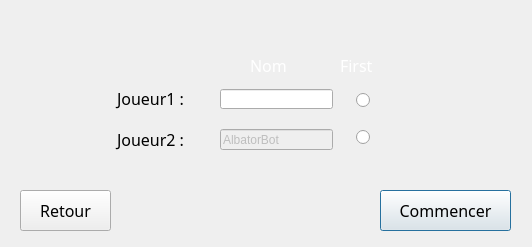
This is warCPP/selectplayerwindows.ui in jcambray/ProjetWarCPP as Qt 5 draws it before an edit. The edited form follows.
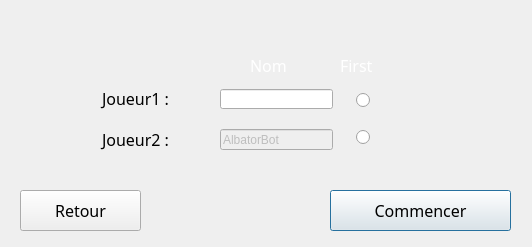
This is the edited form. Icons and pictures are not drawn.

What changed in the file:
```diff
--- a/warCPP/selectplayerwindows.ui
+++ b/warCPP/selectplayerwindows.ui
@@ -16,9 +16,9 @@
   <widget class="QLabel" name="labeljoueur1">
    <property name="geometry">
     <rect>
-     <x>100</x>
+     <x>70</x>
      <y>83</y>
-     <width>101</width>
+     <width>131</width>
      <height>31</height>
     </rect>
    </property>
@@ -41,9 +41,9 @@
   <widget class="QLabel" name="labeljoueur2">
    <property name="geometry">
     <rect>
-     <x>100</x>
+     <x>70</x>
      <y>124</y>
-     <width>101</width>
+     <width>131</width>
      <height>30</height>
     </rect>
    </property>
@@ -67,9 +67,9 @@
   <widget class="QPushButton" name="pushButtonCommencer">
    <property name="geometry">
     <rect>
-     <x>380</x>
+     <x>330</x>
      <y>190</y>
-     <width>131</width>
+     <width>181</width>
      <height>41</height>
     </rect>
    </property>
@@ -91,7 +91,7 @@
     <rect>
      <x>20</x>
      <y>190</y>
-     <width>91</width>
+     <width>121</width>
      <height>41</height>
     </rect>
    </property>
@@ -161,7 +161,7 @@
     <rect>
      <x>340</x>
      <y>50</y>
-     <width>51</width>
+     <width>91</width>
      <height>31</height>
     </rect>
    </property>
```
